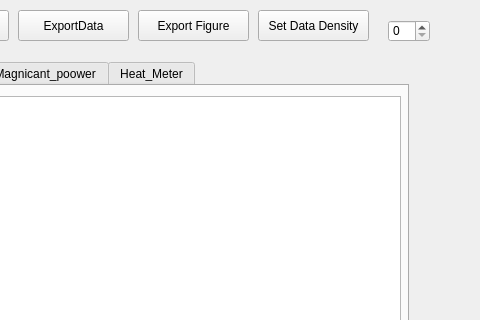
Old version of the form nis_hsdd.ui in the repository Scottars/nis_3level_test; both pictures show x 672 to 1152 and y 0 to 320 of the 1152 by 809 pixel window.
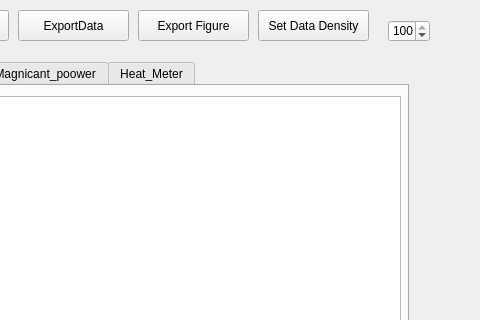
New version of the form. Custom widgets are drawn as their Qt base class.

Commit message: 1、完善了实时显示模块的能够实现方便的tab切换实现实时显示系统的切换。 2、完成了实时显示可以暂停和继续显示的代码 3、更新频率实际上的上线就是1Khz 4、完成了数据的密度设定gui界面，通过调节spinbox 然后经过按钮实现对数据显示密度的修改和更新，设定默认为100%

Diff of the .ui file:
```diff
--- a/nis_hsdd.ui
+++ b/nis_hsdd.ui
@@ -881,6 +881,21 @@
      <height>22</height>
     </rect>
    </property>
+   <property name="prefix">
+    <string/>
+   </property>
+   <property name="minimum">
+    <number>0</number>
+   </property>
+   <property name="maximum">
+    <number>100</number>
+   </property>
+   <property name="singleStep">
+    <number>10</number>
+   </property>
+   <property name="value">
+    <number>100</number>
+   </property>
   </widget>
   <widget class="QPushButton" name="pushButton_58">
    <property name="geometry">
```
The commit also changes 2 other files.
